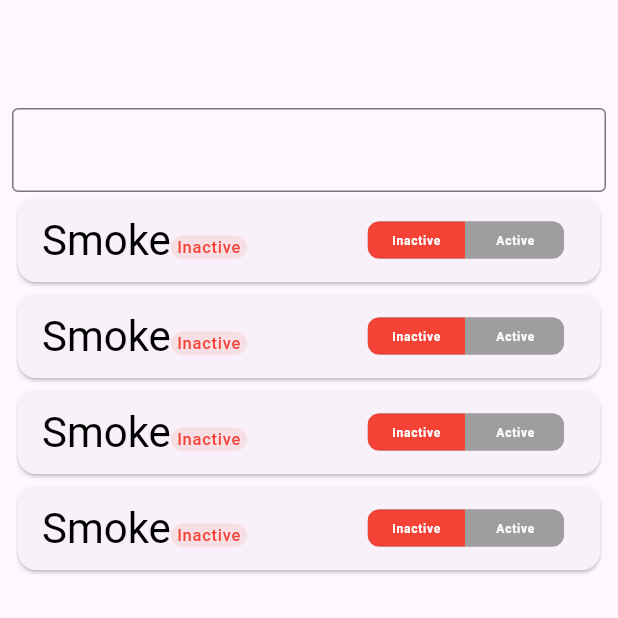
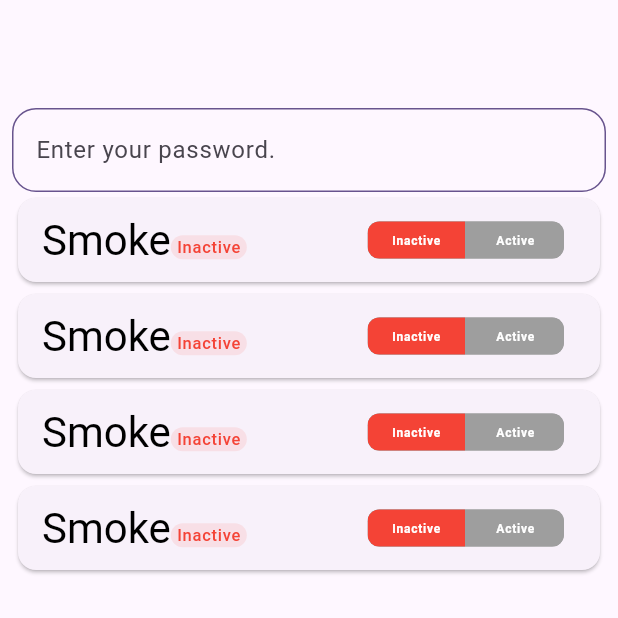
Before and after one commit to shaheen-singularity/commando_test_app, a Flutter app: the screen it shows after launch, on a phone screen of 412 x 824 dp, the top half of it. Run offline on Flutter 3.47's test engine with Material 3 defaults, Android fonts, the light colour scheme and no system bars; drawn by our look-alikes of toggle_switch; our stand-ins replace gap, get.

Commit message:
added: textformfield added

```diff
--- a/lib/home/screen/home_screen.dart
+++ b/lib/home/screen/home_screen.dart
@@ -19,14 +19,27 @@ class HomeScreen extends StatelessWidget {
             Gap(64),
             TextFormField(
               decoration: InputDecoration(
-                border: OutlineInputBorder( //<-- SEE HERE
-                  borderSide: BorderSide(
-                      width: 1, color: Colors.redAccent),
-                ),),
+                hintText: 'Enter your password.',
+                contentPadding:
+                EdgeInsets.symmetric(vertical: 16.0, horizontal: 12.0),
+                border: OutlineInputBorder(
+                  borderRadius: BorderRadius.all(Radius.circular(16.0)),
+                ),
+                enabledBorder: OutlineInputBorder(
+                  borderSide:
+                  BorderSide(color: colorScheme.primary, width: 1.0),
+                  borderRadius: BorderRadius.all(Radius.circular(16.0)),
+                ),
+                focusedBorder: OutlineInputBorder(
+                  borderSide:
+                  BorderSide(color: colorScheme.primary, width: 2.0),
+                  borderRadius: BorderRadius.all(Radius.circular(16.0)),
+                ),
+              ),
             ),
             Card(
+
               child: ListTile(
-                // tileColor: colorScheme.primaryContainer,
                 onTap: () {
 
                 },
```
